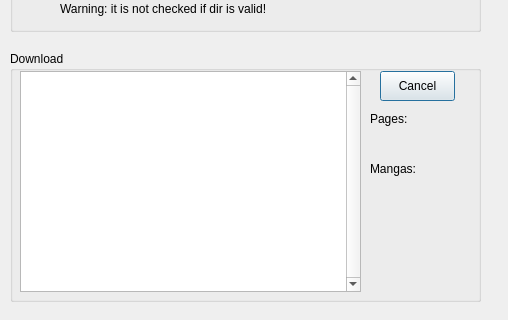
The window that udialog.ui (Urbster/UJget) describes before a commit, drawn with Qt 5; both pictures show x 0 to 508 and y 239 to 559 of the 508 by 559 pixel window.
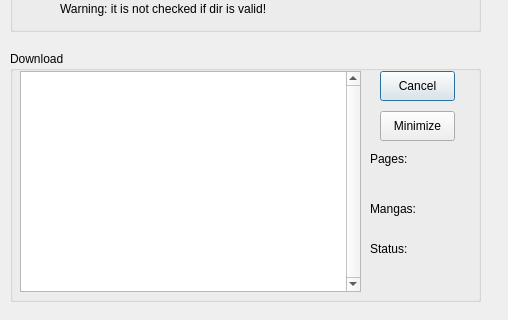
The same window after the commit. Icons and pictures are not drawn.

```diff
--- a/udialog.ui
+++ b/udialog.ui
@@ -55,7 +55,7 @@
     <property name="geometry">
      <rect>
       <x>375</x>
-      <y>70</y>
+      <y>110</y>
       <width>81</width>
       <height>20</height>
      </rect>
@@ -68,7 +68,7 @@
     <property name="geometry">
      <rect>
       <x>375</x>
-      <y>120</y>
+      <y>160</y>
       <width>71</width>
       <height>20</height>
      </rect>
@@ -81,7 +81,7 @@
     <property name="geometry">
      <rect>
       <x>360</x>
-      <y>110</y>
+      <y>150</y>
       <width>81</width>
       <height>16</height>
      </rect>
@@ -94,7 +94,7 @@
     <property name="geometry">
      <rect>
       <x>360</x>
-      <y>60</y>
+      <y>100</y>
       <width>71</width>
       <height>16</height>
      </rect>
@@ -103,6 +103,45 @@
      <string>Pages:</string>
     </property>
    </widget>
+   <widget class="QLabel" name="label">
+    <property name="geometry">
+     <rect>
+      <x>360</x>
+      <y>190</y>
+      <width>71</width>
+      <height>16</height>
+     </rect>
+    </property>
+    <property name="text">
+     <string>Status:</string>
+    </property>
+   </widget>
+   <widget class="QLabel" name="StatusLabel">
+    <property name="geometry">
+     <rect>
+      <x>360</x>
+      <y>210</y>
+      <width>101</width>
+      <height>20</height>
+     </rect>
+    </property>
+    <property name="text">
+     <string>&lt;Status&gt;</string>
+    </property>
+   </widget>
+   <widget class="QPushButton" name="MinimizeBtn">
+    <property name="geometry">
+     <rect>
+      <x>370</x>
+      <y>60</y>
+      <width>75</width>
+      <height>30</height>
+     </rect>
+    </property>
+    <property name="text">
+     <string>Minimize</string>
+    </property>
+   </widget>
   </widget>
   <widget class="QGroupBox" name="groupBox_2">
    <property name="geometry">
```
Left out of the diff: 6 changed lines with no effect on the pictures.
